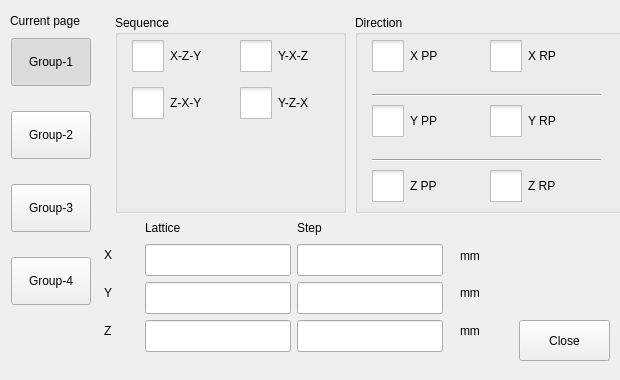
Qt form hcsettings/ichcstackedsettingsframe.ui (GaussCheng/2-5AxisPunch) before a commit.
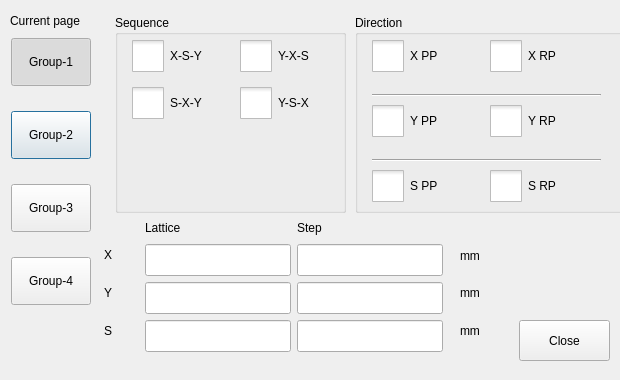
The same form after that commit. Icons and pictures are not drawn. Custom widgets are drawn as their Qt base class.

```diff
--- a/hcsettings/ichcstackedsettingsframe.ui
+++ b/hcsettings/ichcstackedsettingsframe.ui
@@ -1,7 +1,7 @@
 <?xml version="1.0" encoding="UTF-8"?>
 <ui version="4.0">
  <class>ICHCStackedSettingsFrame</class>
- <widget class="QFrame" name="ICHCStackedSettingsFrame">
+ <widget class="QDialog" name="ICHCStackedSettingsFrame">
   <property name="geometry">
    <rect>
     <x>0</x>
@@ -11,13 +11,7 @@
    </rect>
   </property>
   <property name="windowTitle">
-   <string>Frame</string>
-  </property>
-  <property name="frameShape">
-   <enum>QFrame::NoFrame</enum>
-  </property>
-  <property name="frameShadow">
-   <enum>QFrame::Plain</enum>
+   <string>StackSettings</string>
   </property>
   <widget class="QLabel" name="currentPageLabel">
    <property name="geometry">
@@ -367,7 +361,7 @@
     </rect>
    </property>
    <property name="text">
-    <string>Z</string>
+    <string>S</string>
    </property>
   </widget>
   <widget class="QLabel" name="label_2">
@@ -421,7 +415,7 @@
 </string>
     </property>
     <property name="text">
-     <string>X-Z-Y</string>
+     <string notr="true">X-S-Y</string>
     </property>
     <attribute name="buttonGroup">
      <string notr="true">buttonGroup</string>
@@ -453,7 +447,7 @@
 </string>
     </property>
     <property name="text">
-     <string>Z-X-Y</string>
+     <string notr="true">S-X-Y</string>
     </property>
     <attribute name="buttonGroup">
      <string notr="true">buttonGroup</string>
@@ -485,7 +479,7 @@
 </string>
     </property>
     <property name="text">
-     <string>Y-Z-X</string>
+     <string notr="true">Y-S-X</string>
     </property>
     <attribute name="buttonGroup">
      <string notr="true">buttonGroup</string>
@@ -523,7 +517,7 @@
 </string>
     </property>
     <property name="text">
-     <string>Y-X-Z</string>
+     <string notr="true">Y-X-S</string>
     </property>
     <attribute name="buttonGroup">
      <string notr="true">buttonGroup</string>
@@ -711,7 +705,7 @@
 </string>
     </property>
     <property name="text">
-     <string>Z PP</string>
+     <string>S PP</string>
     </property>
     <attribute name="buttonGroup">
      <string notr="true">buttonGroup_5</string>
@@ -743,7 +737,7 @@
 </string>
     </property>
     <property name="text">
-     <string>Z RP</string>
+     <string>S RP</string>
     </property>
     <attribute name="buttonGroup">
      <string notr="true">buttonGroup_5</string>
```
Left out of the diff: 2 changed lines with no effect on the pictures.
